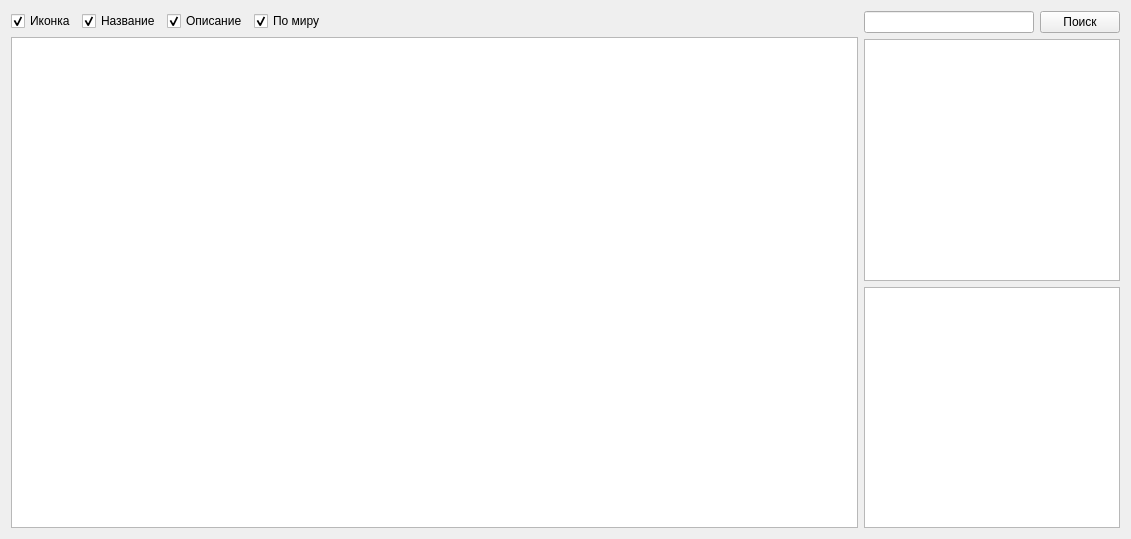
Above: AraSteamManager/AchievementsSubForms/formachievementsfriendscompare.ui from Arankir/AraSteamManager before the change. Below: the same form after it.
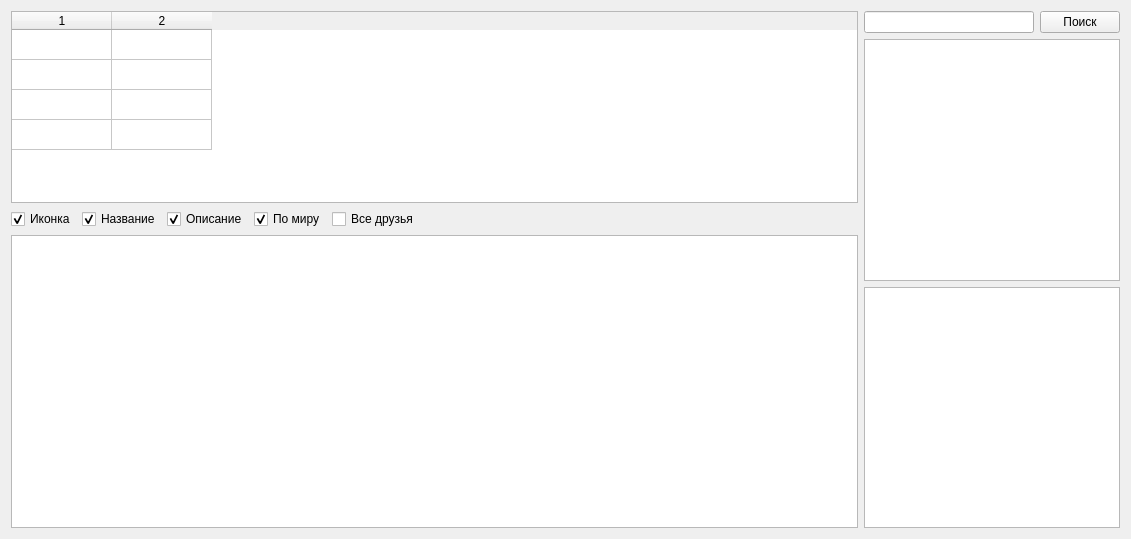
That is the form after the change. Custom widgets are drawn as their Qt base class.

The edit to the form file:
```diff
--- a/AraSteamManager/AchievementsSubForms/formachievementsfriendscompare.ui
+++ b/AraSteamManager/AchievementsSubForms/formachievementsfriendscompare.ui
@@ -15,6 +15,55 @@
   </property>
   <layout class="QHBoxLayout" name="horizontalLayout_3">
    <item>
+    <layout class="QVBoxLayout" name="verticalLayout_3">
+     <item>
+      <widget class="QTableWidget" name="TableWidgetFriends">
+       <property name="sizePolicy">
+        <sizepolicy hsizetype="Minimum" vsizetype="Minimum">
+         <horstretch>0</horstretch>
+         <verstretch>0</verstretch>
+        </sizepolicy>
+       </property>
+       <property name="selectionBehavior">
+        <enum>QAbstractItemView::SelectColumns</enum>
+       </property>
+       <property name="rowCount">
+        <number>4</number>
+       </property>
+       <property name="columnCount">
+        <number>2</number>
+       </property>
+       <attribute name="verticalHeaderVisible">
+        <bool>false</bool>
+       </attribute>
+       <row/>
+       <row/>
+       <row/>
+       <row/>
+       <column/>
+       <column/>
+       <item row="0" column="1">
+        <property name="text">
+         <string/>
+        </property>
+       </item>
+       <item row="1" column="1">
+        <property name="text">
+         <string/>
+        </property>
+        <property name="foreground">
+         <brush brushstyle="CrossPattern">
+          <color alpha="255">
+           <red>0</red>
+           <green>0</green>
+           <blue>0</blue>
+          </color>
+         </brush>
+        </property>
+       </item>
+      </widget>
+     </item>
+     <item>
     <layout class="QVBoxLayout" name="verticalLayout">
      <item>
       <layout class="QHBoxLayout" name="horizontalLayout">
@@ -58,6 +107,13 @@
          </property>
         </widget>
        </item>
+         <item>
+          <widget class="QCheckBox" name="CheckBoxCompareAllFriends">
+           <property name="text">
+            <string>Все друзья</string>
+           </property>
+          </widget>
+         </item>
        <item>
         <spacer name="horizontalSpacer_4">
          <property name="orientation">
@@ -82,6 +138,8 @@
         </sizepolicy>
        </property>
       </widget>
+       </item>
+      </layout>
      </item>
     </layout>
    </item>
```
Lines whose indentation alone changed are shown as unchanged.
